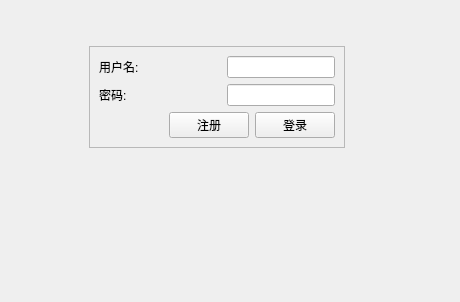
Before: the Qt Designer form src/client/widget.ui in Sean10/Bank, drawn with Qt 5.
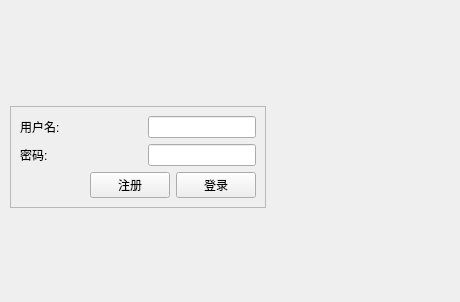
After: the same form once the commit is applied.

```diff
--- a/src/client/widget.ui
+++ b/src/client/widget.ui
@@ -16,8 +16,8 @@
   <widget class="QWidget" name="verticalLayoutWidget">
    <property name="geometry">
     <rect>
-     <x>89</x>
-     <y>20</y>
+     <x>10</x>
+     <y>80</y>
      <width>256</width>
      <height>168</height>
     </rect>
```
Left out of the diff: 2 changed lines with no effect on the pictures.
